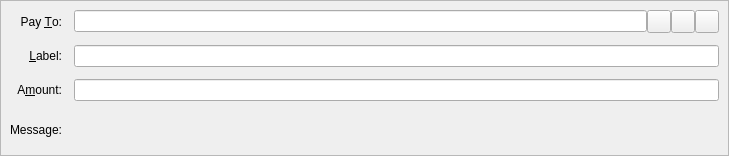
MKTCOIN-PROJECT/mktcoin, file src/qt/forms/sendcoinsentry.ui: the form before one commit.
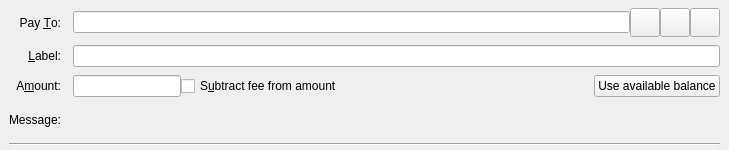
The form after the commit. Icons and pictures are not drawn. Custom widgets are drawn as their Qt base class.

```diff
--- a/src/qt/forms/sendcoinsentry.ui
+++ b/src/qt/forms/sendcoinsentry.ui
@@ -7,7 +7,7 @@
     <x>0</x>
     <y>0</y>
     <width>729</width>
-    <height>156</height>
+    <height>150</height>
    </rect>
   </property>
   <property name="focusPolicy">
@@ -21,15 +21,21 @@
     <string>This is a normal payment.</string>
    </property>
    <property name="frameShape">
-    <enum>QFrame::StyledPanel</enum>
-   </property>
-   <property name="frameShadow">
-    <enum>QFrame::Sunken</enum>
+    <enum>QFrame::NoFrame</enum>
    </property>
    <layout class="QGridLayout" name="gridLayout">
-    <property name="spacing">
+    <property name="topMargin">
+     <number>8</number>
+    </property>
+    <property name="bottomMargin">
+     <number>4</number>
+    </property>
+    <property name="horizontalSpacing">
      <number>12</number>
     </property>
+    <property name="verticalSpacing">
+     <number>8</number>
+    </property>
     <item row="0" column="0">
      <widget class="QLabel" name="payToLabel">
       <property name="text">
@@ -67,6 +73,12 @@
          <iconset resource="../mktcoin.qrc">
           <normaloff>:/icons/address-book</normaloff>:/icons/address-book</iconset>
         </property>
+        <property name="iconSize">
+         <size>
+          <width>22</width>
+          <height>22</height>
+         </size>
+        </property>
         <property name="shortcut">
          <string>Alt+A</string>
         </property>
@@ -84,6 +96,12 @@
          <iconset resource="../mktcoin.qrc">
           <normaloff>:/icons/editpaste</normaloff>:/icons/editpaste</iconset>
         </property>
+        <property name="iconSize">
+         <size>
+          <width>22</width>
+          <height>22</height>
+         </size>
+        </property>
         <property name="shortcut">
          <string>Alt+P</string>
         </property>
@@ -101,6 +119,12 @@
          <iconset resource="../mktcoin.qrc">
           <normaloff>:/icons/remove</normaloff>:/icons/remove</iconset>
         </property>
+        <property name="iconSize">
+         <size>
+          <width>22</width>
+          <height>22</height>
+         </size>
+        </property>
        </widget>
       </item>
      </layout>
@@ -139,7 +163,28 @@
      </widget>
     </item>
     <item row="2" column="1">
-     <widget class="BitcoinAmountField" name="payAmount"/>
+     <layout class="QHBoxLayout" name="horizontalLayoutAmount" stretch="0,1,0">
+      <item>
+       <widget class="BitcoinAmountField" name="payAmount"/>
+      </item>
+      <item>
+       <widget class="QCheckBox" name="checkboxSubtractFeeFromAmount">
+        <property name="toolTip">
+         <string>The fee will be deducted from the amount being sent. The recipient will receive less bitcoins than you enter in the amount field. If multiple recipients are selected, the fee is split equally.</string>
+        </property>
+        <property name="text">
+         <string>S&amp;ubtract fee from amount</string>
+        </property>
+       </widget>
+      </item>
+      <item>
+       <widget class="QPushButton" name="useAvailableBalanceButton">
+        <property name="text">
+         <string>Use available balance</string>
+        </property>
+       </widget>
+      </item>
+     </layout>
     </item>
     <item row="3" column="0">
      <widget class="QLabel" name="messageLabel">
@@ -161,6 +206,13 @@
       </property>
      </widget>
     </item>
+    <item row="4" column="0" colspan="2">
+     <widget class="Line" name="line">
+      <property name="orientation">
+       <enum>Qt::Horizontal</enum>
+      </property>
+     </widget>
+    </item>
    </layout>
   </widget>
   <widget class="QFrame" name="SendCoins_InsecurePaymentRequest">
```
Left out of the diff: 36 changed lines with no effect on the pictures.
